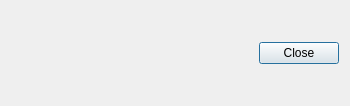
Ulm-IQO/qudi, file gui/pulsed/ui_predefined_methods.ui: the form before one commit.
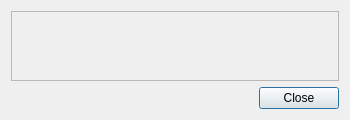
The form after the commit.

Commit message: Add general Ramsey method to the predefined_methods. Moreover enhance the display of the predefined_methods in the GUI. Now all the methods are scrollable.

```diff
--- a/gui/pulsed/ui_predefined_methods.ui
+++ b/gui/pulsed/ui_predefined_methods.ui
@@ -15,7 +15,26 @@
   </property>
   <layout class="QVBoxLayout" name="verticalLayout_2">
    <item>
-    <layout class="QVBoxLayout" name="verticalLayout"/>
+    <widget class="QScrollArea" name="scrollArea">
+     <property name="widgetResizable">
+      <bool>true</bool>
+     </property>
+     <widget class="QWidget" name="scrollAreaWidgetContents_2">
+      <property name="geometry">
+       <rect>
+        <x>0</x>
+        <y>0</y>
+        <width>330</width>
+        <height>57</height>
+       </rect>
+      </property>
+      <layout class="QGridLayout" name="gridLayout">
+       <item row="0" column="0">
+        <layout class="QVBoxLayout" name="verticalLayout"/>
+       </item>
+      </layout>
+     </widget>
+    </widget>
    </item>
    <item>
     <widget class="QDialogButtonBox" name="ButtonBox">
```
The commit also changes 1 other file.
